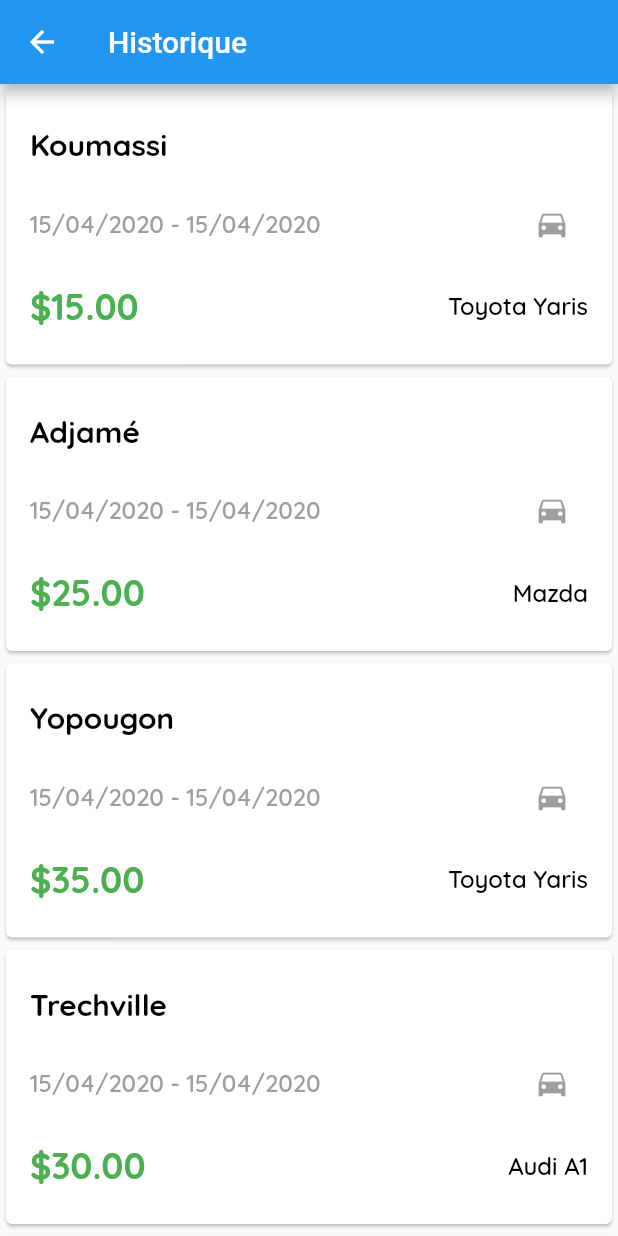
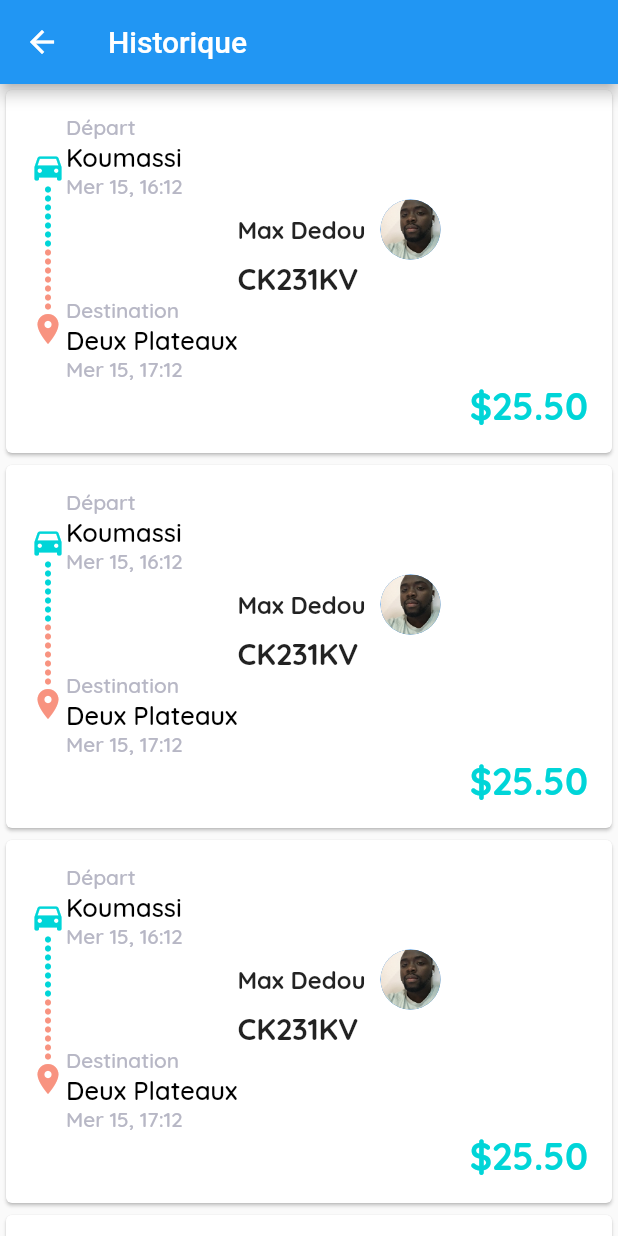
Before and after one commit to maxwell94/Yougo_flutter, a Flutter app: the Historique screen opened directly, on a phone screen of 412 x 824 dp. Run offline on Flutter 3.47's test engine with Material 2 defaults, Android fonts, the phone set to English and light mode, and no system bars; our stand-ins replace google_maps_flutter; project files that could hold a hidden picture were left out.

Commit message:
historique

```diff
--- a/lib/historique.dart
+++ b/lib/historique.dart
@@ -44,52 +44,22 @@ class Historique extends StatelessWidget {
           padding: const EdgeInsets.all(16.0),
           child: Column(
             children: <Widget>[
-              Padding(
-                padding: const EdgeInsets.only(top: 8.0,bottom: 8.0),
-                child: Row(
+               Row(
+                  crossAxisAlignment: CrossAxisAlignment.center,
                   children: <Widget>[
-                     Text(
-                       trip.title,
-                       style: TextStyle(color: Colors.black, fontSize: 20,fontFamily: 'Quicksand',fontWeight: FontWeight.bold)
-                     ),
-                     Spacer()
-                  ],
-                ),
-              ),
-
-              Padding(
-                padding: const EdgeInsets.only(top: 8.0,bottom: 8.0),
-                child: Row(
-                  mainAxisAlignment: MainAxisAlignment.spaceBetween,
-                  children: <Widget>[
-                    Text( "${DateFormat('dd/MM/yyyy').format(trip.startDate).toString()} - ${DateFormat('dd/MM/yyyy').format(trip.endDate).toString()}" ,
-                    style: TextStyle(color: Colors.grey, fontSize: 16,fontFamily: 'Quicksand')
-                    ),
-                    IconButton(
-                      icon: Icon(Icons.directions_car),
-                      onPressed: null
-                    ),
+                     _iconDestination(),
+                    _originAndDestionation(),
+                    _chauffeurDesign(),
 
                   ],
                 ),
-              ),
+                Row(
+                  mainAxisAlignment: MainAxisAlignment.end,
+                  children: <Widget>[
+                    _prixDesign()
+                  ],
+                )
 
-              Padding(
-                padding: const EdgeInsets.only(top: 8.0,bottom: 8.0),
-                child: Row(
-                  children: <Widget>[
-                    Text(
-                      "\$${trip.price.toStringAsFixed(2)}",
-                      style: TextStyle(color: Colors.green, fontSize: 24,fontFamily: 'Quicksand',fontWeight: FontWeight.bold)
-                    ),
-                    Spacer(),
-                    Text(
-                      trip.car,
-                      style: TextStyle(color: Colors.black, fontSize: 16,fontFamily: 'Quicksand')
-                    )
-                  ],
-                ),
-              )
             ],
           ),
         ),
@@ -97,4 +67,143 @@ class Historique extends StatelessWidget {
     );
   }
 
+  Widget _iconDestination() {
+    return Container(
+      child: Column(
+        children: <Widget>[
+          Icon(Icons.directions_car, color: Color(0xFFF00d5d8)),
+          Icon(Icons.fiber_manual_record,color: Color(0xFFF00d5d8),size: 6),
+          Icon(Icons.fiber_manual_record,color: Color(0xFFF00d5d8),size: 6),
+          Icon(Icons.fiber_manual_record,color: Color(0xFFF00d5d8),size: 6),
+          Icon(Icons.fiber_manual_record,color: Color(0xFFF00d5d8),size: 6),
+          Icon(Icons.fiber_manual_record,color: Color(0xFFF00d5d8),size: 6),
+          Icon(Icons.fiber_manual_record,color: Color(0xFFF00d5d8),size: 6),
+          Icon(Icons.fiber_manual_record,color: Color(0xFFF00d5d8),size: 6),
+          Icon(Icons.fiber_manual_record,color: Color(0xFFFf89380),size: 6),
+          Icon(Icons.fiber_manual_record,color: Color(0xFFFf89380),size: 6),
+          Icon(Icons.fiber_manual_record,color: Color(0xFFFf89380),size: 6),
+          Icon(Icons.fiber_manual_record,color: Color(0xFFFf89380),size: 6),
+          Icon(Icons.fiber_manual_record,color: Color(0xFFFf89380),size: 6),
+          Icon(Icons.fiber_manual_record,color: Color(0xFFFf89380),size: 6),
+          Icon(Icons.fiber_manual_record,color: Color(0xFFFf89380),size: 6),
+          Icon(Icons.location_on,color: Color(0xFFFf89380)),
+        ],
+      ),
+    );
+  }
+
+ Widget _prixDesign() {
+
+   return Column(
+        children: <Widget>[
+           Text(
+              "\$${25.50.toStringAsFixed(2)}",
+              style: TextStyle(
+                fontSize: 25,
+                color: Color(0xFFF00d5d8),
+                fontFamily: 'Quicksand',
+                fontWeight: FontWeight.bold
+              )
+            ),
+        ],
+     );
+
+ }
+
+Widget _chauffeurDesign(){
+
+  return Column(
+    crossAxisAlignment: CrossAxisAlignment.start,
+    mainAxisAlignment: MainAxisAlignment.spaceBetween,
+    children: <Widget>[
+     Row(
+       crossAxisAlignment: CrossAxisAlignment.center,
+       children: <Widget>[
+         Text(
+            "Max Dedou",
+            style: TextStyle(
+              fontSize: 16,
+              fontFamily: 'Quicksand',
+              fontWeight: FontWeight.bold
+            )
+          ),
+          SizedBox(width: 10),
+          CircleAvatar(
+            backgroundImage: AssetImage('assets/maxio.jpg'),
+          )
+       ],
+     ),
+
+      Text(
+        "CK231KV",
+        style: TextStyle(
+          fontSize: 20,
+          fontFamily: 'Quicksand',
+          fontWeight: FontWeight.bold
+        )
+      ),
+
+    ],
+  );
 }
+
+Widget _originAndDestionation(){
+
+  return Column(
+    crossAxisAlignment: CrossAxisAlignment.start,
+    mainAxisAlignment: MainAxisAlignment.spaceBetween,
+    children: <Widget>[
+      RichText(
+        text: TextSpan(
+          children: <TextSpan>[
+            TextSpan(text: "Départ \n",
+            style: TextStyle(color: Color(0xFFFb7b7c5),fontSize: 14,fontFamily: 'Quicksand')
+            ),
+            TextSpan(text: "Koumassi",
+            style: TextStyle(fontSize: 17,color: Colors.black,fontFamily: 'Quicksand'),
+            )
+          ]
+        ),
+      ),
+
+      RichText(
+        text: TextSpan(
+          children: <TextSpan>[
+            TextSpan(text: "Mer 15, 16:12",
+            style: TextStyle(color: Color(0xFFFb7b7c5),fontSize: 14,fontFamily: 'Quicksand')
+            )
+          ]
+        ),
+      ),
+
+      SizedBox(height: 65),
+
+       RichText(
+        text: TextSpan(
+          children: <TextSpan>[
+            TextSpan(text: "Destination \n",
+            style: TextStyle(color: Color(0xFFFb7b7c5),fontSize: 14,fontFamily: 'Quicksand')
+            ),
+            TextSpan(text: "Deux Plateaux",
+            style: TextStyle(fontSize: 17,color: Colors.black,fontFamily: 'Quicksand'),
+            )
+          ]
+        ),
+      ),
+      RichText(
+        text: TextSpan(
+          children: <TextSpan>[
+            TextSpan(text: "Mer 15, 17:12",
+            style: TextStyle(color: Color(0xFFFb7b7c5),fontSize: 14,fontFamily: 'Quicksand')
+            )
+          ]
+        ),
+      ),
+
+    ],
+
+  );
+
+}
+
+}
--- a/lib/main.dart
+++ b/lib/main.dart
@@ -36,7 +36,7 @@ class HomePage extends StatelessWidget {
 
   static final CameraPosition _kGooglePlex = CameraPosition(
     target: LatLng(37.42796133580664, -122.085749655962),
-    zoom: 14.4746,
+    zoom: 10.0,
   );
 
   static final CameraPosition _kLake = CameraPosition(
```
